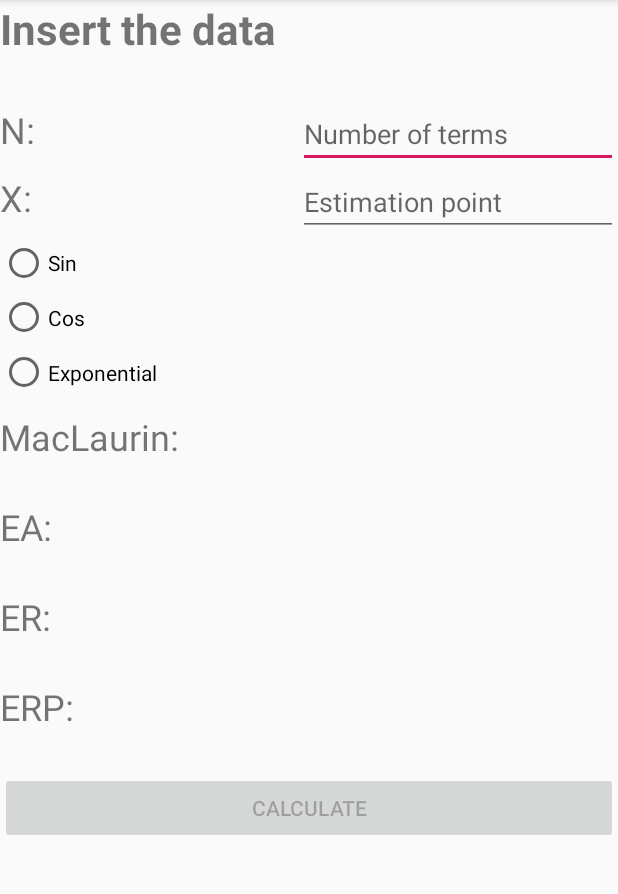
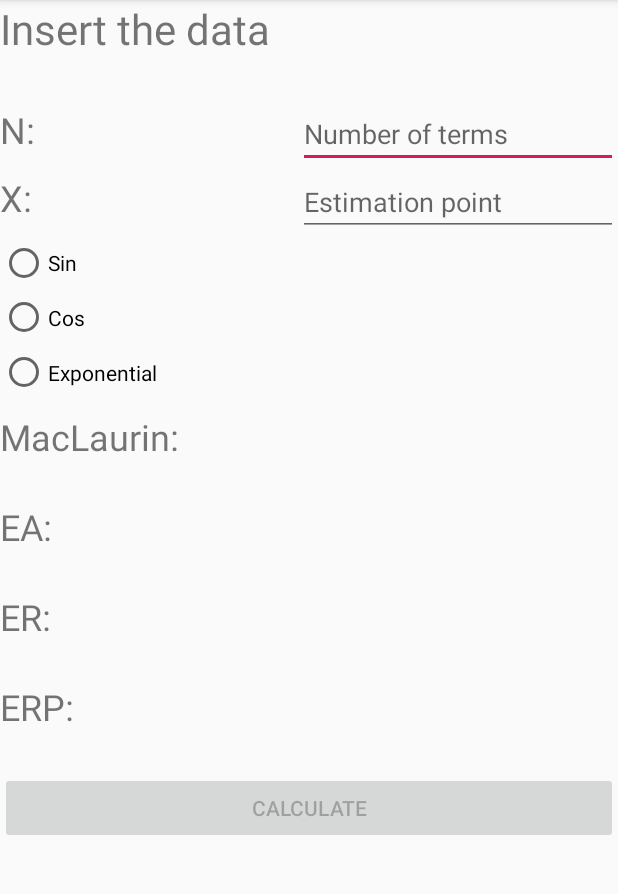
Before and after one commit to MiguelLPmez/PolinomioTaylorMaclaurin, an Android app: the screen it shows after launch (MainActivity), on a phone screen of 412 x 824 dp, the part 84-978 px from its top. Run offline under Robolectric (Android 15) with nearby library versions, the phone set to English and light mode, and no system bars.

Commit message:
interfaz funcionando con errores

```diff
--- a/app/src/main/java/com/example/miguel/polinomiotaylormaclaurin/MainActivity.java
+++ b/app/src/main/java/com/example/miguel/polinomiotaylormaclaurin/MainActivity.java
@@ -80,7 +80,7 @@ public class MainActivity extends AppCompatActivity {
     }
 
     public void calculatePerformed(View v){
-        if (terms.getText().toString().length() > 0 || point.getText().toString().length() > 0){
+        if (terms.getText().toString().length() > 0 && point.getText().toString().length() > 0){
             double x = Double.parseDouble(String.valueOf(point.getText()));
             int n = Integer.parseInt(String.valueOf(terms.getText()));
             double a = p.polinomios(getFunction(), x, n);
--- a/app/src/main/res/layout/activity_main.xml
+++ b/app/src/main/res/layout/activity_main.xml
@@ -23,8 +23,7 @@
             android:layout_width="match_parent"
             android:layout_height="100px"
             android:text="Insert the data"
-            android:textSize="28sp"
-            android:textStyle="bold" />
+            android:textSize="28sp" />
 
         <LinearLayout
             android:id="@+id/firstIn"
@@ -81,7 +80,6 @@
             android:layout_width="match_parent"
             android:layout_height="109dp"
             android:layout_marginBottom="8dp"
-            android:onClick="rGroupPerformed"
             app:layout_constraintBottom_toTopOf="@+id/terms"
             app:layout_constraintTop_toTopOf="parent"
             tools:layout_editor_absoluteX="16dp">
```
